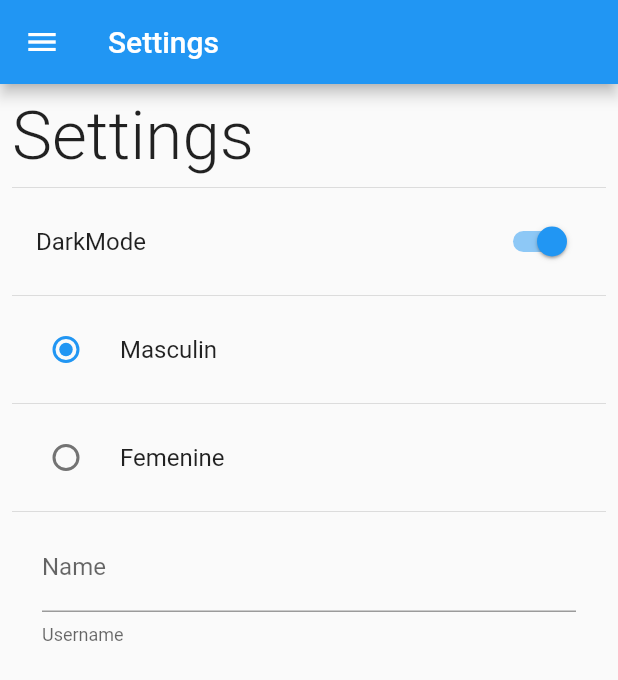
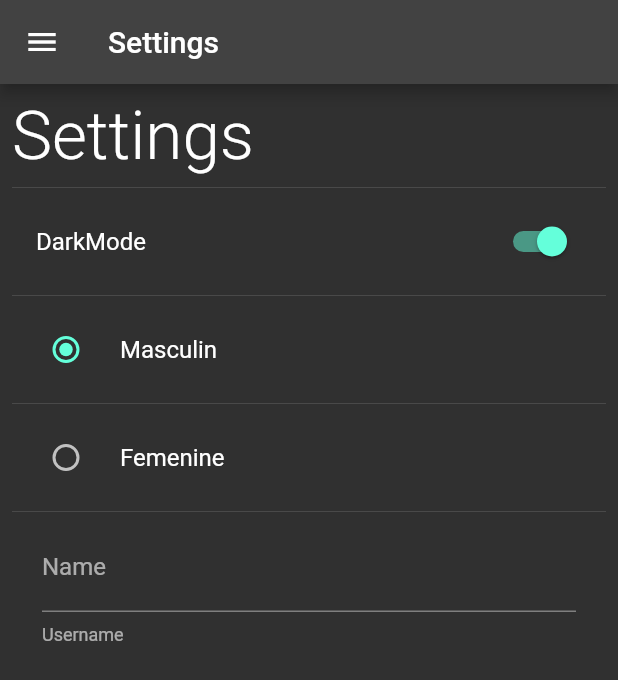
Before and after one commit to martinpelli/flutter_preferences_app, a Flutter app: the SettingsScreen screen opened by its route, after a tap on "DarkMode", on a phone screen of 412 x 824 dp. Shown: the top 680 px of the screen. Run offline on Flutter 3.47's test engine with Material 2 defaults, Android fonts, the phone set to English and light mode, and no system bars; our stand-ins replace shared_preferences; missing offline and left inert: shared_preferences_web; accounts and stored records are empty.

Commit message:
theme providerv added

```diff
--- /dev/null
+++ b/lib/providers/them_provider.dart
@@ -0,0 +1,18 @@
+import 'package:flutter/material.dart';
+
+class ThemeProvider extends ChangeNotifier {
+  ThemeData currentTheme;
+
+  ThemeProvider({required bool isDarkMode})
+      : currentTheme = isDarkMode ? ThemeData.dark() : ThemeData.light();
+
+  setLightMode() {
+    currentTheme = ThemeData.light();
+    notifyListeners();
+  }
+
+  setDarkMode() {
+    currentTheme = ThemeData.dark();
+    notifyListeners();
+  }
+}
--- a/lib/screens/settings_screen.dart
+++ b/lib/screens/settings_screen.dart
@@ -1,6 +1,8 @@
 import 'package:flutter/material.dart';
 import 'package:flutter_preferences_app/widgets/custom_drawer.dart';
+import 'package:provider/provider.dart';
 
+import '../providers/them_provider.dart';
 import '../shared_preferences/preferences.dart';
 
 class SettingsScreen extends StatefulWidget {
@@ -31,9 +33,13 @@ class _SettingsScreenState extends State<SettingsScreen> {
                   value: Preferences.isDarkMode,
                   title: const Text('DarkMode'),
                   onChanged: (value) {
-                    setState(() {
-                      Preferences.isDarkMode = value;
-                    });
+                    Preferences.isDarkMode = value;
+                    final themeProvider =
+                        Provider.of<ThemeProvider>(context, listen: false);
+                    value
+                        ? themeProvider.setDarkMode()
+                        : themeProvider.setLightMode();
+                    setState(() {});
                   }),
               const Divider(),
               RadioListTile<int>(
```
Also changed, not shown: lib/main.dart (+10 -2 lines), pubspec.yaml (+1 -6 lines), pubspec.lock, 8 other files.
